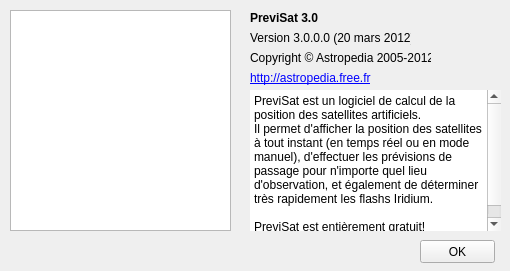
Above: apropos.ui from mconsidine/previsat_archive before the change. Below: the same form after it.
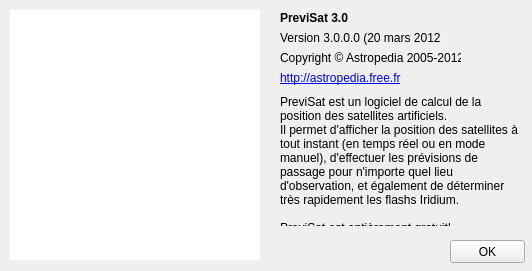
That is the form after the change.

Commit message: Ajout de l'image PreviSat dans la fenetre A propos

The edit to the form file:
```diff
--- a/apropos.ui
+++ b/apropos.ui
@@ -6,7 +6,7 @@
    <rect>
     <x>0</x>
     <y>0</y>
-    <width>510</width>
+    <width>532</width>
     <height>271</height>
    </rect>
   </property>
@@ -31,15 +31,33 @@
      <rect>
       <x>10</x>
       <y>10</y>
-      <width>221</width>
-      <height>221</height>
+      <width>250</width>
+      <height>250</height>
      </rect>
     </property>
+    <property name="autoFillBackground">
+     <bool>true</bool>
+    </property>
+    <property name="frameShape">
+     <enum>QFrame::NoFrame</enum>
+    </property>
+    <property name="frameShadow">
+     <enum>QFrame::Plain</enum>
+    </property>
+    <property name="verticalScrollBarPolicy">
+     <enum>Qt::ScrollBarAlwaysOff</enum>
+    </property>
+    <property name="horizontalScrollBarPolicy">
+     <enum>Qt::ScrollBarAlwaysOff</enum>
+    </property>
+    <property name="cacheMode">
+     <set>QGraphicsView::CacheBackground</set>
+    </property>
    </widget>
    <widget class="QLabel" name="nomLogiciel">
     <property name="geometry">
      <rect>
-      <x>250</x>
+      <x>280</x>
       <y>10</y>
       <width>81</width>
       <height>16</height>
@@ -58,7 +76,7 @@
    <widget class="QLabel" name="numeroVersion">
     <property name="geometry">
      <rect>
-      <x>250</x>
+      <x>280</x>
       <y>30</y>
       <width>161</width>
       <height>16</height>
@@ -71,7 +89,7 @@
    <widget class="QLabel" name="informationsCopyright">
     <property name="geometry">
      <rect>
-      <x>250</x>
+      <x>280</x>
       <y>50</y>
       <width>181</width>
       <height>16</height>
@@ -84,7 +102,7 @@
    <widget class="QLabel" name="siteInternet">
     <property name="geometry">
      <rect>
-      <x>250</x>
+      <x>280</x>
       <y>70</y>
       <width>131</width>
       <height>16</height>
@@ -97,41 +115,10 @@
      <bool>true</bool>
     </property>
    </widget>
-   <widget class="QPlainTextEdit" name="plainTextEdit">
-    <property name="geometry">
-     <rect>
-      <x>250</x>
-      <y>90</y>
-      <width>251</width>
-      <height>141</height>
-     </rect>
-    </property>
-    <property name="autoFillBackground">
-     <bool>true</bool>
-    </property>
-    <property name="frameShape">
-     <enum>QFrame::NoFrame</enum>
-    </property>
-    <property name="frameShadow">
-     <enum>QFrame::Plain</enum>
-    </property>
-    <property name="horizontalScrollBarPolicy">
-     <enum>Qt::ScrollBarAlwaysOff</enum>
-    </property>
-    <property name="readOnly">
-     <bool>true</bool>
-    </property>
-    <property name="plainText">
-     <string>PreviSat est un logiciel de calcul de la position des satellites artificiels.
-Il permet d'afficher la position des satellites à tout instant (en temps réel ou en mode manuel), d'effectuer les prévisions de passage pour n'importe quel lieu d'observation, et également de déterminer très rapidement les flashs Iridium.
-
-PreviSat est entièrement gratuit!</string>
-    </property>
-   </widget>
    <widget class="QPushButton" name="ok">
     <property name="geometry">
      <rect>
-      <x>420</x>
+      <x>450</x>
       <y>240</y>
       <width>75</width>
       <height>23</height>
@@ -141,6 +128,31 @@
      <string>OK</string>
     </property>
    </widget>
+   <widget class="QLabel" name="description">
+    <property name="geometry">
+     <rect>
+      <x>280</x>
+      <y>95</y>
+      <width>241</width>
+      <height>131</height>
+     </rect>
+    </property>
+    <property name="text">
+     <string>PreviSat est un logiciel de calcul de la position des satellites artificiels.
+Il permet d'afficher la position des satellites à tout instant (en temps réel ou en mode manuel), d'effectuer les prévisions de passage pour n'importe quel lieu d'observation, et également de déterminer très rapidement les flashs Iridium.
+
+PreviSat est entièrement gratuit!</string>
+    </property>
+    <property name="textFormat">
+     <enum>Qt::PlainText</enum>
+    </property>
+    <property name="alignment">
+     <set>Qt::AlignLeading|Qt::AlignLeft|Qt::AlignTop</set>
+    </property>
+    <property name="wordWrap">
+     <bool>true</bool>
+    </property>
+   </widget>
   </widget>
  </widget>
  <resources/>
```
Left out of the diff: 3 changed lines with no effect on the pictures. The commit also changes 2 other files.
